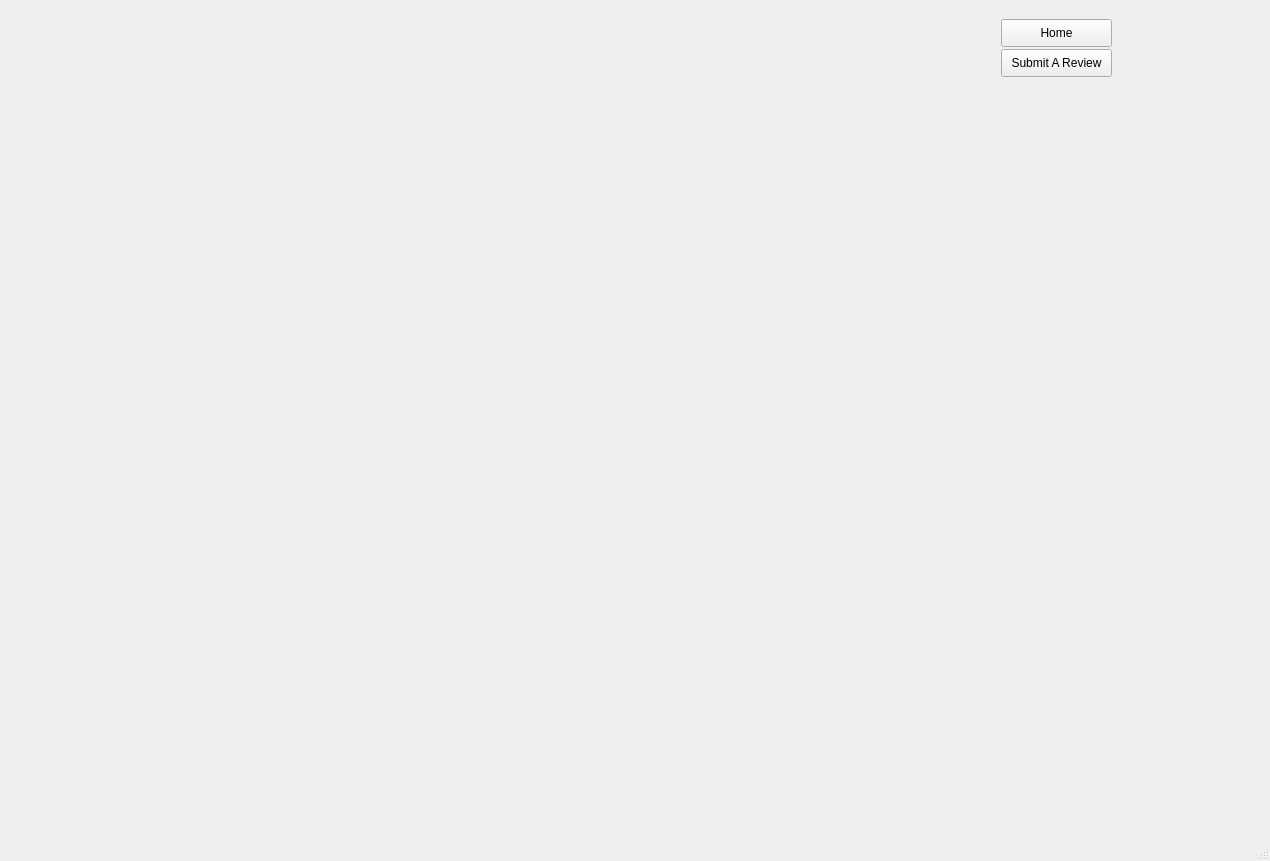
The window that loginscreen/frontpage.ui (jgrady15/CS1C-Project-1) describes before a commit, drawn with Qt 5.
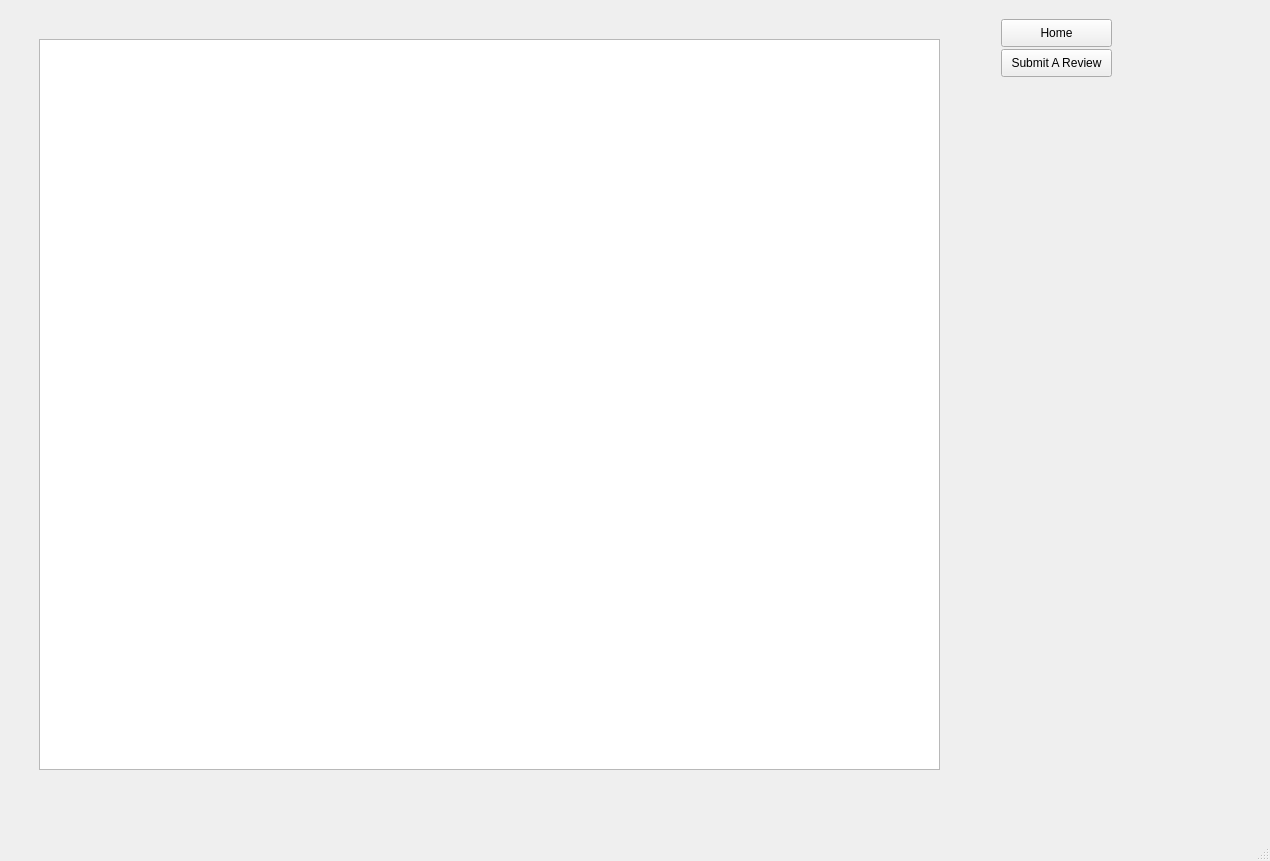
The same window after the commit. The open tabs and pages were chosen to show the change. Icons and pictures are not drawn.

Diff of the .ui file:
```diff
--- a/loginscreen/frontpage.ui
+++ b/loginscreen/frontpage.ui
@@ -307,6 +307,28 @@
          <string>Submit A Review</string>
         </property>
        </widget>
+       <widget class="QTableView" name="tableView">
+        <property name="geometry">
+         <rect>
+          <x>30</x>
+          <y>30</y>
+          <width>901</width>
+          <height>731</height>
+         </rect>
+        </property>
+        <property name="verticalScrollBarPolicy">
+         <enum>Qt::ScrollBarAsNeeded</enum>
+        </property>
+        <property name="horizontalScrollBarPolicy">
+         <enum>Qt::ScrollBarAlwaysOff</enum>
+        </property>
+        <property name="sizeAdjustPolicy">
+         <enum>QAbstractScrollArea::AdjustIgnored</enum>
+        </property>
+        <property name="verticalScrollMode">
+         <enum>QAbstractItemView::ScrollPerItem</enum>
+        </property>
+       </widget>
       </widget>
      </widget>
     </item>
```
Left out of the diff: 18 changed lines with no effect on the pictures.
